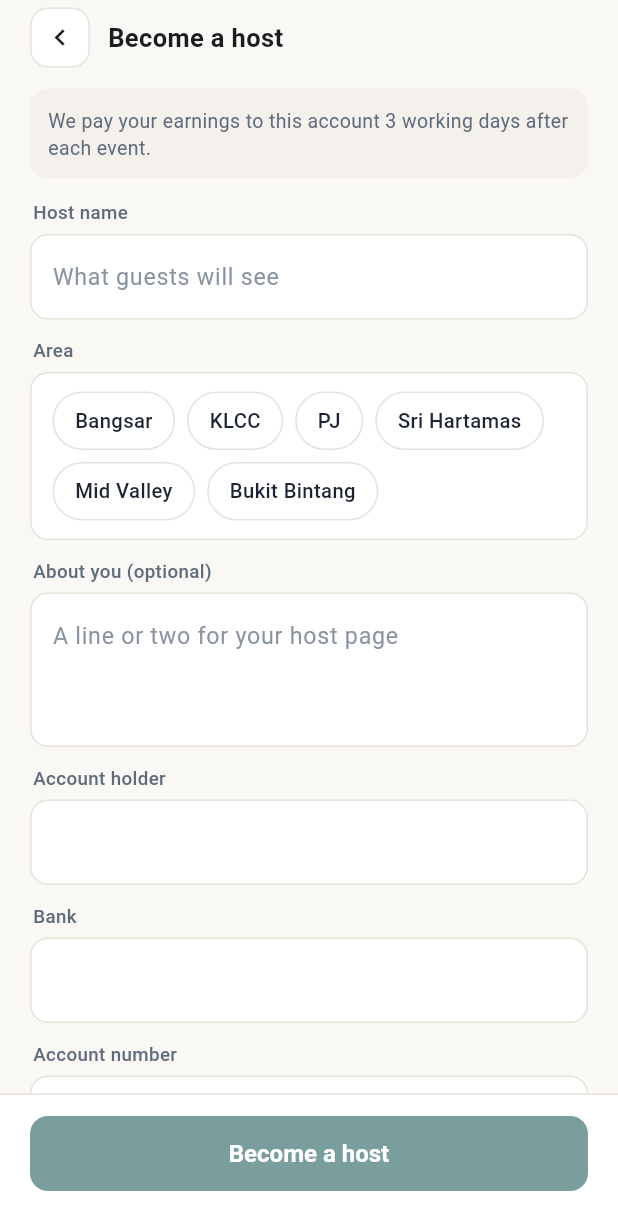
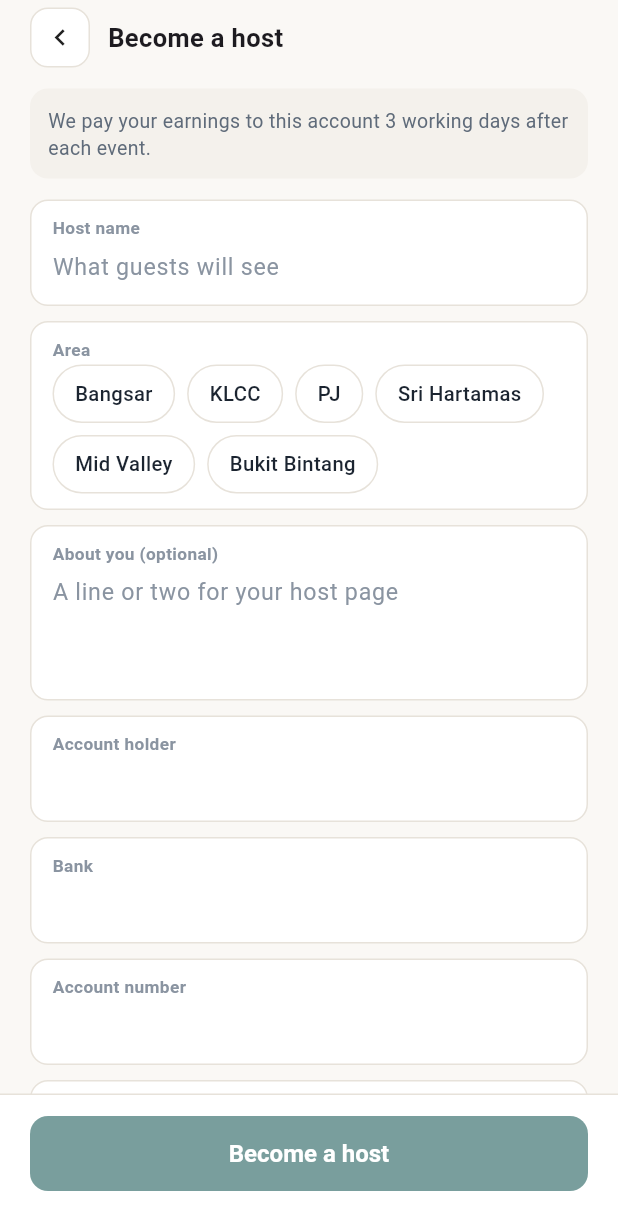
Before and after one commit to LeongTL/jom_event, a Flutter app: the _ApplyForm screen opened directly, on a phone screen of 412 x 824 dp. Shown: the top 1230 px of the screen. Run offline on Flutter 3.47's test engine with Material 3 defaults, Android fonts, the phone set to English and light mode, and no system bars; our stand-ins replace flutter_map, flutter_riverpod, geolocator, go_router, google_sign_in, latlong2 and 2 more; missing offline and left inert: add_2_calendar; accounts and stored records are empty.

Commit message:
style(host): form field labels sit inside the card like the prototype
Co-Authored-By: Claude Sonnet 5.5 <noreply@anthropic.com>

```diff
--- a/app/lib/features/host/presentation/host_parts.dart
+++ b/app/lib/features/host/presentation/host_parts.dart
@@ -51,7 +51,7 @@ class HostField extends StatelessWidget {
   );
 }
 
-/// The framed box under a small label; [lock] greys it and adds the lock icon.
+/// The framed box with its small label inside (prototype .fld); [lock] greys it and adds the lock icon.
 class FieldBox extends StatelessWidget {
   const FieldBox({
     super.key,
@@ -67,41 +67,41 @@ class FieldBox extends StatelessWidget {
 
   @override
   Widget build(BuildContext context) => Padding(
-    padding: const EdgeInsets.only(bottom: 12),
+    padding: const EdgeInsets.only(bottom: 10),
+    child: GestureDetector(
+      onTap: lock == null ? onTap : null,
+      behavior: HitTestBehavior.opaque,
+      child: Container(
+        width: double.infinity,
+        padding: const EdgeInsets.symmetric(horizontal: 14, vertical: 10),
+        decoration: BoxDecoration(
+          color: lock == null ? Calm.surface : Calm.soft,
+          borderRadius: BorderRadius.circular(12),
+          border: Border.all(color: Calm.line),
+        ),
         child: Column(
           crossAxisAlignment: CrossAxisAlignment.start,
           children: [
             Padding(
-          padding: const EdgeInsets.only(left: 2, bottom: 5),
+              padding: const EdgeInsets.only(bottom: 2),
               child: Row(
                 children: [
                   Text(
                     label,
                     style: const TextStyle(
-                  fontSize: 12.5,
-                  color: Calm.mut,
-                  fontWeight: FontWeight.w500,
+                      fontSize: 11.5,
+                      color: Calm.faint,
+                      fontWeight: FontWeight.w600,
                     ),
                   ),
                   if (lock != null) LockIcon(lock!),
                 ],
               ),
             ),
-        GestureDetector(
-          onTap: lock == null ? onTap : null,
-          behavior: HitTestBehavior.opaque,
-          child: Container(
-            width: double.infinity,
-            padding: const EdgeInsets.symmetric(horizontal: 14, vertical: 12),
-            decoration: BoxDecoration(
-              color: lock == null ? Calm.surface : Calm.soft,
-              borderRadius: BorderRadius.circular(12),
-              border: Border.all(color: Calm.line),
-            ),
-            child: child,
+            child,
+          ],
         ),
       ),
-      ],
     ),
   );
 }
```
Lines whose indentation alone changed are shown as unchanged.
